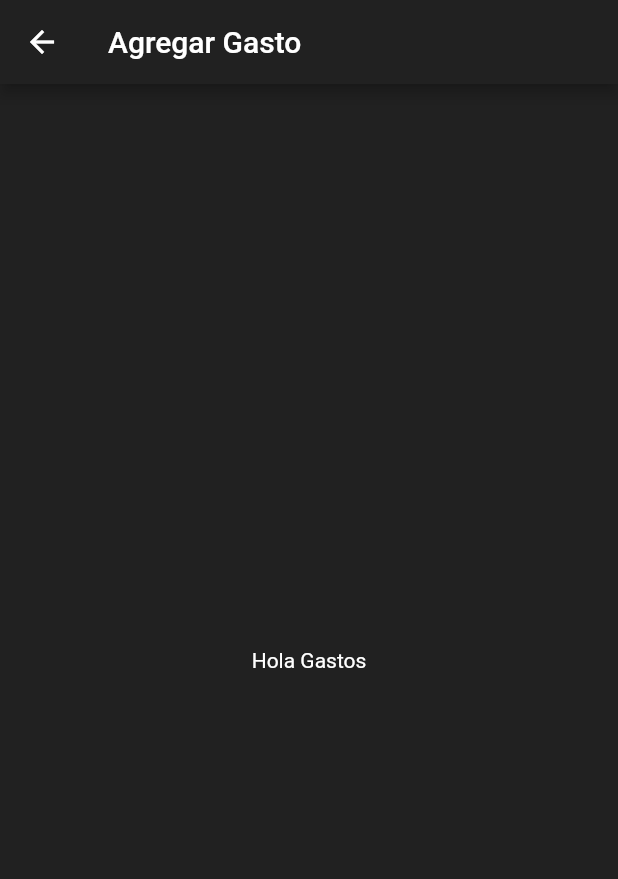
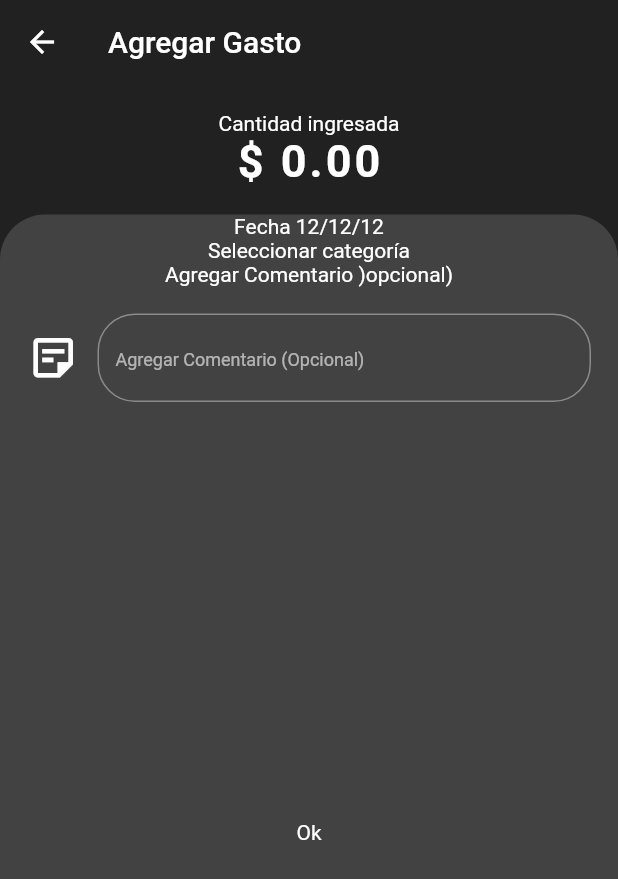
Before and after one commit to oscarvr10/Expenses-App, a Flutter app: the AddExpenses screen opened by its route, on a phone screen of 412 x 824 dp. Shown: the top 879 px of the screen. Run offline on Flutter 3.47's test engine with Material 2 defaults, Android fonts, the phone set to English and light mode, and no system bars; our stand-ins replace flutter_speed_dial.

Commit message:
Design for add expenses page

```diff
--- a/lib/pages/add_expenses.dart
+++ b/lib/pages/add_expenses.dart
@@ -1,16 +1,51 @@
+import 'package:exp_app/utils/constants.dart';
 import 'package:flutter/material.dart';
+
+import '../widgets/add_expenses_wt/bs_num_keyboard.dart';
+import '../widgets/add_expenses_wt/comment_box.dart';
 
 class AddExpenses extends StatelessWidget {
   const AddExpenses({super.key});
 
   @override
   Widget build(BuildContext context) {
-    return Scaffold(
-      appBar: AppBar(
-        title: const Text('Agregar Gasto'),
-      ),
-      body: const Center(
-        child: Text('Hola Gastos'),
+    return GestureDetector(
+      behavior: HitTestBehavior.opaque,
+      onTap: () {
+        FocusScope.of(context).unfocus();
+      },
+      child: Scaffold(
+        appBar: AppBar(
+          title: const Text('Agregar Gasto'),
+          elevation: 0.0,
+        ),
+        body: Column(
+          children: [
+            const BSNumKeyboard(),
+            Expanded(
+              child: Container(
+                width: double.infinity,
+                decoration: Constants.sheetBoxDecoration(
+                  Theme.of(context).primaryColorDark,
+                ),
+                child: Column(
+                  mainAxisAlignment: MainAxisAlignment.center,
+                  children: const [
+                    Text('Fecha 12/12/12'),
+                    Text('Seleccionar categoría'),
+                    Text('Agregar Comentario )opcional)'),
+                    CommentBox(),
+                    Expanded(
+                      child: Center(
+                        child: Text('Ok'),
+                      ),
+                    ),
+                  ],
+                ),
+              ),
+            )
+          ],
+        ),
       ),
     );
   }
--- /dev/null
+++ b/lib/widgets/add_expenses_wt/comment_box.dart
@@ -0,0 +1,46 @@
+import 'package:flutter/material.dart';
+
+class CommentBox extends StatelessWidget {
+  const CommentBox({super.key});
+
+  @override
+  Widget build(BuildContext context) {
+    return Padding(
+      padding: const EdgeInsets.all(18.0),
+      child: Row(
+        children: [
+          const Icon(
+            Icons.sticky_note_2_outlined,
+            size: 35.0,
+          ),
+          const SizedBox(
+            width: 12.0,
+          ),
+          Expanded(
+            child: TextFormField(
+              cursorColor: Colors.green,
+              keyboardType: TextInputType.text,
+              maxLength: 10,
+              decoration: InputDecoration(
+                counterText: '',
+                hintText: 'Agregar Comentario (Opcional)',
+                hintStyle: const TextStyle(
+                  fontSize: 12.0,
+                ),
+                border: OutlineInputBorder(
+                  borderRadius: BorderRadius.circular(25.0),
+                ),
+                focusedBorder: OutlineInputBorder(
+                  borderRadius: BorderRadius.circular(15.0),
+                  borderSide: const BorderSide(
+                    color: Colors.green,
+                  ),
+                ),
+              ),
+            ),
+          )
+        ],
+      ),
+    );
+  }
+}
```
Also changed, not shown: lib/utils/constants.dart (+20 -0 lines), lib/widgets/add_expenses_wt/bs_num_keyboard.dart (added, +189 -0 lines).
